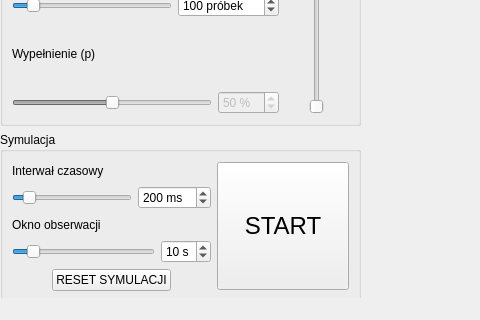
This is mainwindow.ui in KamilWarczekIP/PK-Symulator_UAR as Qt 5 draws it before an edit; both pictures show x 0 to 480 and y 522 to 842 of the 1317 by 842 pixel window. The edited form follows.
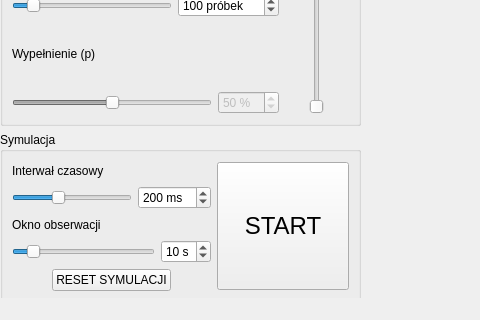
This is the edited form.

Commit message: poprawki wydajności

What changed in the file:
```diff
--- a/mainwindow.ui
+++ b/mainwindow.ui
@@ -572,7 +572,7 @@
                  <number>20</number>
                 </property>
                 <property name="maximum">
-                 <number>2000</number>
+                 <number>500</number>
                 </property>
                 <property name="value">
                  <number>200</number>
```
The commit also changes 1 other file.
